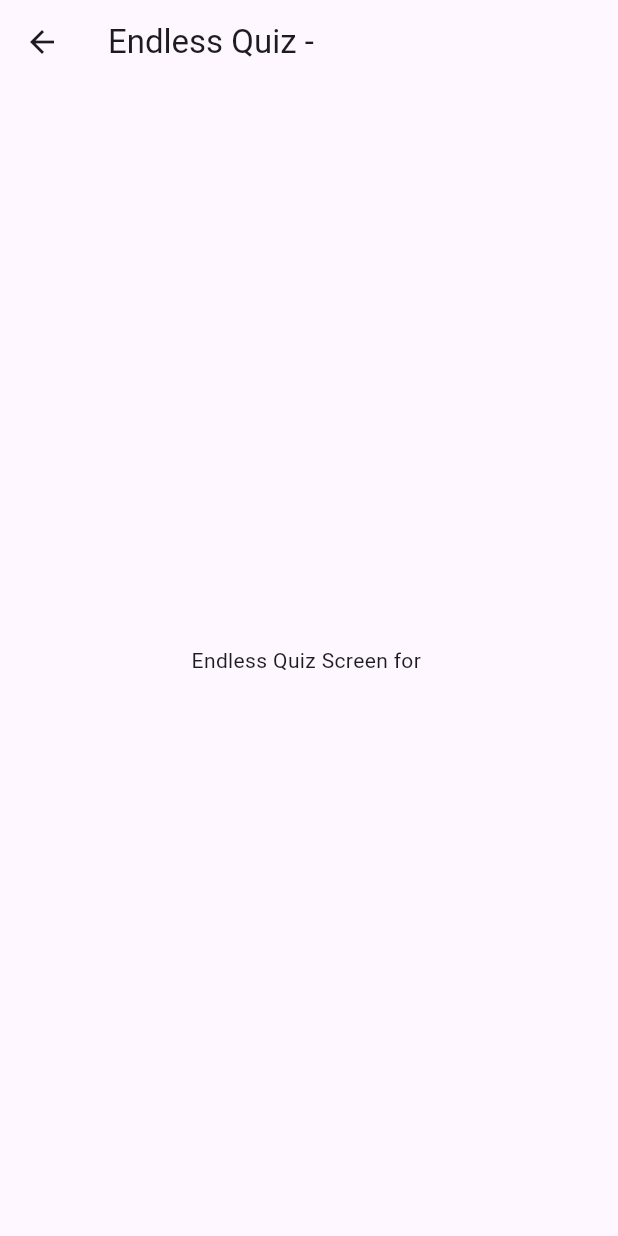
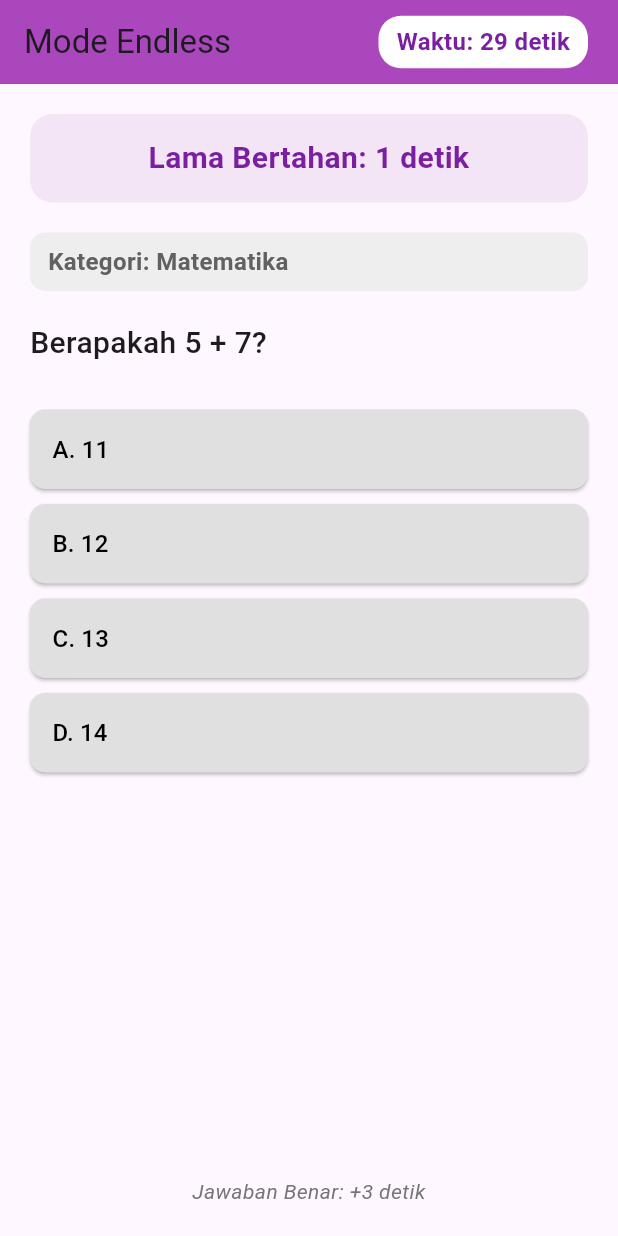
Before and after one commit to SimonHutapea/uts_pm6_231401123, a Flutter app: the EndlessQuizScreen screen opened directly with empty values, on a phone screen of 412 x 824 dp. Run offline on Flutter 3.47's test engine with Material 3 defaults, Android fonts, the light colour scheme and no system bars; our stand-ins replace sqflite; accounts and stored records are empty.

Commit message:
Membuat Kuis mode Endeless, mengganti beberapa string, menambahkan jenis font, dan menambahkan gambar

```diff
--- a/lib/screens/choose_mode_screen.dart
+++ b/lib/screens/choose_mode_screen.dart
@@ -1,7 +1,7 @@
 import 'package:flutter/material.dart';
-import 'classic_quiz_Screen.dart';
-import 'timer_quiz_Screen.dart';
-import 'endless_quiz_Screen.dart';
+import 'classic_quiz_screen.dart';
+import 'timer_quiz_screen.dart';
+import 'endless_quiz_screen.dart';
 import '../widgets/mode_card.dart';
 import '../widgets/name_dialog.dart';
 
@@ -16,7 +16,7 @@ class ChooseModeScreen extends StatelessWidget {
           icon: const Icon(Icons.arrow_back),
           onPressed: () => Navigator.pop(context),
         ),
-        title: const Text('Choose Mode'),
+        title: const Text('Pilih Mode'),
         backgroundColor: Colors.blue.shade400,
       ),
       body: Container(
--- a/lib/screens/classic_quiz_screen.dart
+++ b/lib/screens/classic_quiz_screen.dart
@@ -165,7 +165,7 @@ class _ClassicQuizScreenState extends State<ClassicQuizScreen> {
               padding: const EdgeInsets.symmetric(horizontal: 20, vertical: 15),
             ),
           ),
-        if (currentQuestionIndex > 0) const Spacer(),
+        const Spacer(),
         ElevatedButton.icon(
           onPressed: () {
             if (currentQuestionIndex < questions.length - 1) {
--- a/lib/screens/endless_quiz_screen.dart
+++ b/lib/screens/endless_quiz_screen.dart
@@ -1,4 +1,11 @@
 import 'package:flutter/material.dart';
+import 'dart:async';
+import 'dart:math';
+import '../models/question.dart';
+import '../models/leaderboard_entry.dart';
+import '../data/dummy_data.dart';
+import '../widgets/option_button.dart';
+import 'result_screen.dart';
 
 class EndlessQuizScreen extends StatefulWidget {
   final String playerName;
@@ -10,15 +17,205 @@ class EndlessQuizScreen extends StatefulWidget {
 }
 
 class _EndlessQuizScreenState extends State<EndlessQuizScreen> {
+  List<Question> allQuestions = [];
+  Question? currentQuestion;
+  Timer? countdownTimer;
+  int timeLeft = 30;
+  int totalTime = 0;
+  final Random random = Random();
+  bool isLoading = true;
+
+  @override
+  void initState() {
+    super.initState();
+    _loadQuestions();
+  }
+
+  @override
+  void dispose() {
+    countdownTimer?.cancel();
+    super.dispose();
+  }
+
+  Future<void> _loadQuestions() async {
+    allQuestions = await DummyData.instance.getAllQuestions();
+    setState(() {
+      isLoading = false;
+    });
+    _loadNextQuestion();
+    _startTimer();
+  }
+
+  void _loadNextQuestion() {
+    if (allQuestions.isNotEmpty) {
+      setState(() {
+        currentQuestion = allQuestions[random.nextInt(allQuestions.length)];
+      });
+    }
+  }
+
+  void _startTimer() {
+    countdownTimer = Timer.periodic(const Duration(seconds: 1), (timer) {
+      if (mounted) {
+        setState(() {
+          if (timeLeft > 0) {
+            timeLeft--;
+            totalTime++;
+          } else {
+            _finishQuiz();
+          }
+        });
+      }
+    });
+  }
+
+  void _checkAnswer(String selectedAnswer) {
+    if (currentQuestion != null && selectedAnswer == currentQuestion!.correctAnswer) {
+      setState(() {
+        timeLeft += 3;
+      });
+    }
+    _loadNextQuestion();
+  }
+
+  Future<void> _finishQuiz() async {
+    countdownTimer?.cancel();
+
+    final entry = LeaderboardEntry(
+      playerName: widget.playerName,
+      mode: 'Endless',
+      score: totalTime,
+      timestamp: DateTime.now().millisecondsSinceEpoch,
+    );
+
+    await DummyData.instance.insertScore(entry);
+
+    if (mounted) {
+      Navigator.pushReplacement(
+        context,
+        MaterialPageRoute(
+          builder: (context) => ResultScreen(
+            mode: 'Endless',
+            score: totalTime,
+          ),
+        ),
+      );
+    }
+  }
+
   @override
   Widget build(BuildContext context) {
-    return Scaffold(
-      appBar: AppBar(
-        title: Text('Endless Quiz - ${widget.playerName}'),
-      ),
-      body: Center(
-        child: Text('Endless Quiz Screen for ${widget.playerName}'),
+    if (isLoading || currentQuestion == null) {
+      return const Scaffold(
+        body: Center(child: CircularProgressIndicator()),
+      );
+    }
+
+    return WillPopScope(
+      onWillPop: () async => false,
+      child: Scaffold(
+        appBar: AppBar(
+          automaticallyImplyLeading: false,
+          title: const Text('Mode Endless'),
+          backgroundColor: Colors.purple.shade400,
+          actions: [
+            Center(
+              child: Padding(
+                padding: const EdgeInsets.only(right: 20),
+                child: Container(
+                  padding: const EdgeInsets.symmetric(horizontal: 12, vertical: 6),
+                  decoration: BoxDecoration(
+                    color: timeLeft <= 10 ? Colors.red : Colors.white,
+                    borderRadius: BorderRadius.circular(15),
+                  ),
+                  child: Text(
+                    'Waktu: ${timeLeft} detik',
+                    style: TextStyle(
+                      fontSize: 16,
+                      fontWeight: FontWeight.bold,
+                      color: timeLeft <= 10 ? Colors.white : Colors.purple.shade700,
+                    ),
+                  ),
+                ),
+              ),
+            ),
+          ],
+        ),
+        body: Padding(
+          padding: const EdgeInsets.all(20.0),
+          child: Column(
+            crossAxisAlignment: CrossAxisAlignment.stretch,
+            children: [
+              Container(
+                padding: const EdgeInsets.all(15),
+                decoration: BoxDecoration(
+                  color: Colors.purple.shade50,
+                  borderRadius: BorderRadius.circular(15),
+                ),
+                child: Text(
+                  'Lama Bertahan: ${totalTime} detik',
+                  style: TextStyle(
+                    fontSize: 20,
+                    fontWeight: FontWeight.bold,
+                    color: Colors.purple.shade700,
+                  ),
+                  textAlign: TextAlign.center,
+                ),
+              ),
+              const SizedBox(height: 20),
+              Container(
+                padding: const EdgeInsets.symmetric(horizontal: 12, vertical: 8),
+                decoration: BoxDecoration(
+                  color: Colors.grey.shade200,
+                  borderRadius: BorderRadius.circular(10),
+                ),
+                child: Text(
+                  'Kategori: ${currentQuestion!.category}',
+                  style: TextStyle(
+                    fontSize: 16,
+                    fontWeight: FontWeight.w600,
+                    color: Colors.grey.shade700,
+                  ),
+                ),
+              ),
+              const SizedBox(height: 20),
+              Text(
+                currentQuestion!.question,
+                style: const TextStyle(
+                  fontSize: 20,
+                  fontWeight: FontWeight.w500,
+                ),
+              ),
+              const SizedBox(height: 30),
+              Expanded(child: _buildOptions()),
+              const SizedBox(height: 10),
+              Text(
+                'Jawaban Benar: +3 detik',
+                style: TextStyle(
+                  fontSize: 14,
+                  color: Colors.grey.shade600,
+                  fontStyle: FontStyle.italic,
+                ),
+                textAlign: TextAlign.center,
+              ),
+            ],
+          ),
+        ),
       ),
     );
   }
+
+  Widget _buildOptions() {
+    return ListView(
+      children: ['A', 'B', 'C', 'D'].map((option) {
+        return OptionButton(
+          option: option,
+          text: currentQuestion!.getOption(option),
+          isSelected: false,
+          selectedColor: Colors.purple.shade400,
+          onPressed: () => _checkAnswer(option),
+        );
+      }).toList(),
+    );
+  }
 }
--- a/lib/screens/home_screen.dart
+++ b/lib/screens/home_screen.dart
@@ -17,7 +17,7 @@ class HomeScreen extends StatelessWidget {
                   mainAxisAlignment: MainAxisAlignment.center,
                   children: [
                     const Text(
-                      'Welcome to GoQuiz',
+                      'Selamat Datang di GoQuiz',
                       style: TextStyle(
                         fontSize: 32,
                         fontWeight: FontWeight.bold,
@@ -38,7 +38,7 @@ class HomeScreen extends StatelessWidget {
                           borderRadius: BorderRadius.circular(30),
                         ),
                       ),
-                      child: const Text('Start Quiz', style: TextStyle(fontSize: 20)),
+                      child: const Text('Mulai Kuis', style: TextStyle(fontSize: 20)),
                     ),
                   ],
                 ),
--- a/lib/screens/timer_quiz_screen.dart
+++ b/lib/screens/timer_quiz_screen.dart
@@ -216,7 +216,7 @@ class _TimerQuizScreenState extends State<TimerQuizScreen> {
               padding: const EdgeInsets.symmetric(horizontal: 20, vertical: 15),
             ),
           ),
-        if (currentQuestionIndex > 0) const Spacer(),
+        const Spacer(),
         ElevatedButton.icon(
           onPressed: () {
             if (currentQuestionIndex < questions.length - 1) {
```
Also changed, not shown: lib/widgets/name_dialog.dart (+5 -5 lines), pubspec.yaml (+8 -14 lines), assets/fonts/Montserrat-Bold.ttf (added), assets/fonts/Montserrat-Regular.ttf (added), assets/images/my_icon.png (added).
